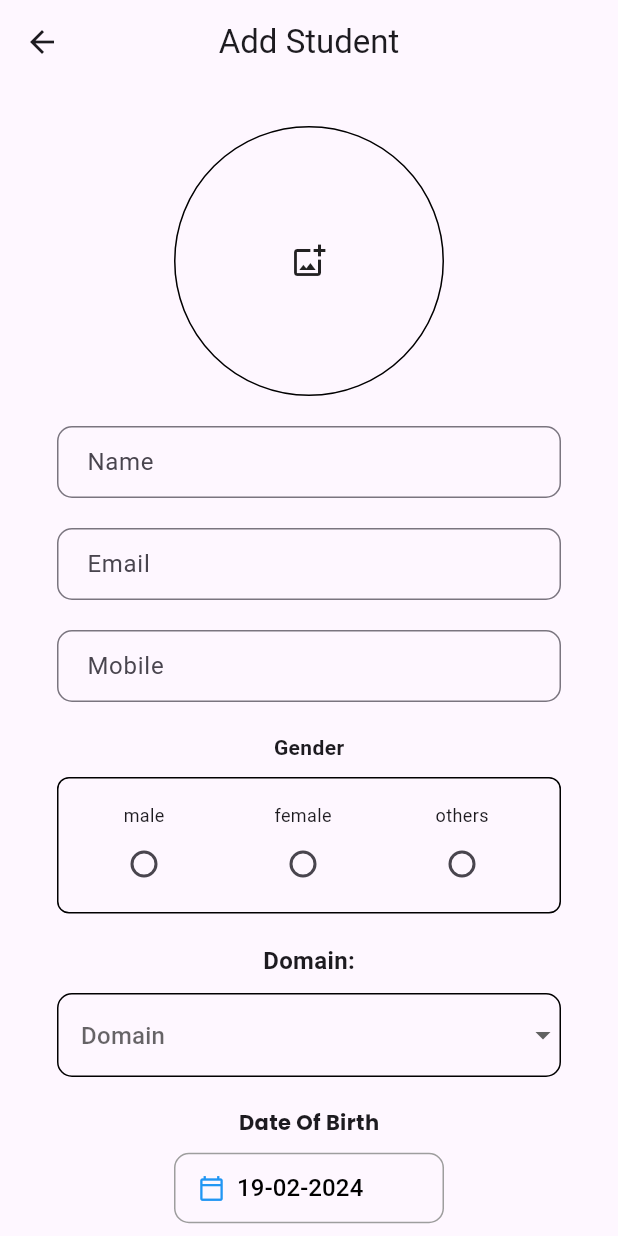
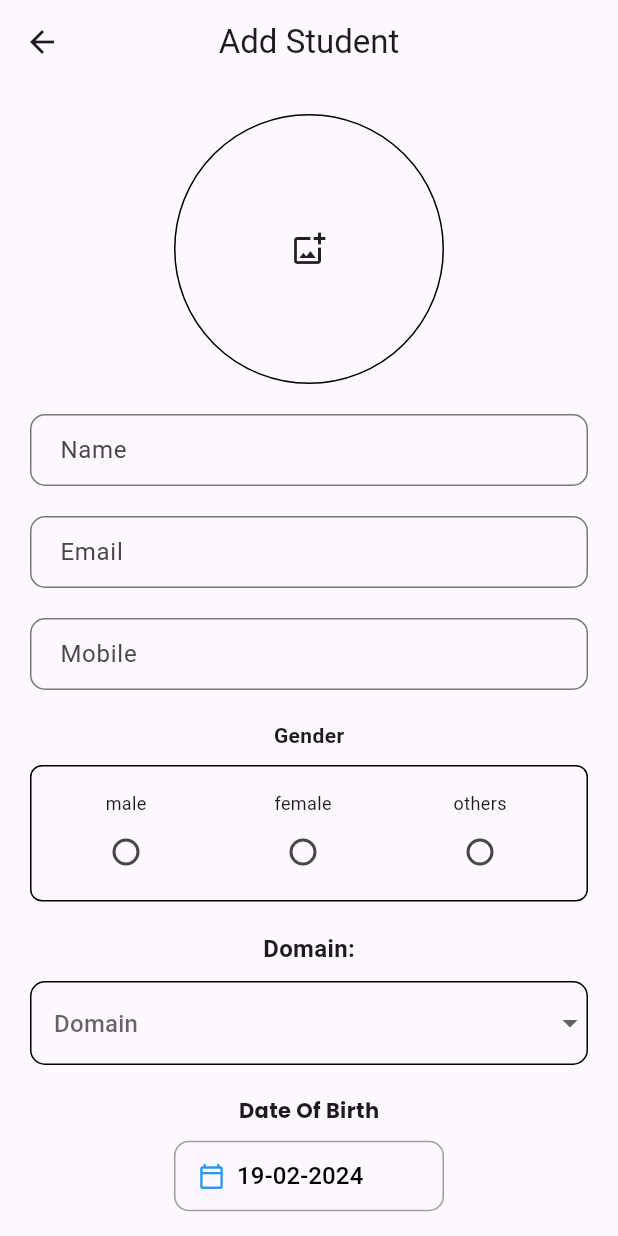
Before and after one commit to PVSarathKrishnan/student_log_getx, a Flutter app: the AddStudentPage screen opened directly, on a phone screen of 412 x 824 dp. Run offline on Flutter 3.47's test engine with Material 3 defaults, Android fonts, the phone set to English and light mode, and no system bars; our stand-ins replace flutter_slidable, get, google_fonts, hive, hive_flutter, image_picker; accounts and stored records are empty; network calls fail.

Commit message:
final styling

```diff
--- a/lib/presentation/add_student.dart
+++ b/lib/presentation/add_student.dart
@@ -9,7 +9,7 @@ import 'package:intl/intl.dart';
 import 'package:student_log_getx/data/models/student_model.dart';
 import 'package:student_log_getx/presentation/home_page.dart';
 import 'package:student_log_getx/presentation/utilities/validators.dart';
-import 'package:student_log_getx/presentation/view_data.dart';
+import 'package:student_log_getx/presentation/student_list.dart';
 import 'package:student_log_getx/services/db_functions.dart';
 import 'package:student_log_getx/services/student_helper.dart';
 
@@ -72,8 +72,6 @@ class _AddStudentPageState extends State<AddStudentPage> {
       ),
       body: SingleChildScrollView(
         padding: EdgeInsets.all(20.0),
-        child: Padding(
-          padding: const EdgeInsets.symmetric(horizontal: 18, vertical: 8),
         child: Form(
           key: _formKey,
           child: Column(
@@ -207,6 +205,7 @@ class _AddStudentPageState extends State<AddStudentPage> {
               ),
               SizedBox(height: 10.0),
               DropdownButtonFormField(
+                  // value: controller.domain?.value, // exception happening!!
                   validator: (value) {
                     if (value == null) {
                       return "select Domain";
@@ -225,8 +224,7 @@ class _AddStudentPageState extends State<AddStudentPage> {
                               const BorderSide(width: 1, color: Colors.black),
                           borderRadius: BorderRadius.circular(10.0))),
                   items: domainList.map((String domain) {
-                      return DropdownMenuItem(
-                          value: domain, child: Text(domain));
+                    return DropdownMenuItem(value: domain, child: Text(domain));
                   }).toList(),
                   onChanged: (String? domain) {
                     controller.getDomain(domain!);
@@ -235,8 +233,7 @@ class _AddStudentPageState extends State<AddStudentPage> {
               Column(
                 children: [
                   Text("Date Of Birth",
-                        style:
-                            GoogleFonts.poppins(fontWeight: FontWeight.bold)),
+                      style: GoogleFonts.poppins(fontWeight: FontWeight.bold)),
                   SizedBox(height: 10.0),
                   Obx(
                     () => Container(
@@ -263,8 +260,8 @@ class _AddStudentPageState extends State<AddStudentPage> {
                             (states) => const EdgeInsets.symmetric(
                                 horizontal: 16, vertical: 12), // Add padding
                           ),
-                            shape: MaterialStateProperty.all<
-                                RoundedRectangleBorder>(
+                          shape:
+                              MaterialStateProperty.all<RoundedRectangleBorder>(
                             RoundedRectangleBorder(
                               borderRadius: BorderRadius.circular(
                                   10.0), // Add rounded corners
@@ -303,20 +300,65 @@ class _AddStudentPageState extends State<AddStudentPage> {
               widget.isEdit
                   ? ElevatedButton.icon(
                       onPressed: () {
-                          edit(db = DateTime.parse(
-                              controller.dateOfBirth.toString()));
+                        edit(db =
+                            DateTime.parse(controller.dateOfBirth.toString()));
                       },
-                        icon: const Icon(Icons.update),
-                        label: const Text("Update"))
+                      style: ButtonStyle(
+                        backgroundColor:
+                            MaterialStateProperty.all<Color>(Colors.deepPurple),
+                        elevation: MaterialStateProperty.all<double>(3),
+                        shape: MaterialStateProperty.all<OutlinedBorder>(
+                          RoundedRectangleBorder(
+                            borderRadius: BorderRadius.circular(20.0),
+                          ),
+                        ),
+                        padding: MaterialStateProperty.all<EdgeInsetsGeometry>(
+                          EdgeInsets.symmetric(
+                              vertical: 15.0, horizontal: 40.0),
+                        ),
+                      ),
+                      icon: Icon(
+                        Icons.update,
+                        color: Colors.white,
+                        size: 25,
+                      ),
+                      label: Text(
+                        "Update",
+                        style: GoogleFonts.poppins(
+                            fontSize: 22,
+                            color: Colors.white,
+                            fontWeight: FontWeight.bold),
+                      ))
                   : ElevatedButton.icon(
                       onPressed: () {
-                          submit(db = DateTime.parse(
-                              controller.dateOfBirth.toString()));
+                        submit(db =
+                            DateTime.parse(controller.dateOfBirth.toString()));
                       },
-                        icon: const Icon(Icons.save),
-                        label: const Text("Register"))
+                      style: ButtonStyle(
+                        backgroundColor:
+                            MaterialStateProperty.all<Color>(Colors.deepPurple),
+                        elevation: MaterialStateProperty.all<double>(3),
+                        shape: MaterialStateProperty.all<OutlinedBorder>(
+                          RoundedRectangleBorder(
+                            borderRadius: BorderRadius.circular(20.0),
+                          ),
+                        ),
+                        padding: MaterialStateProperty.all<EdgeInsetsGeometry>(
+                          EdgeInsets.symmetric(
+                              vertical: 15.0, horizontal: 40.0),
+                        ),
+                      ),
+                      icon: Icon(
+                        Icons.save,
+                        color: Colors.white,
+                        size: 25,
+                      ),
+                      label: Text("Register",
+                          style: GoogleFonts.poppins(
+                              fontSize: 22,
+                              color: Colors.white,
+                              fontWeight: FontWeight.bold)))
             ],
-            ),
           ),
         ),
       ),
--- a/lib/presentation/home_page.dart
+++ b/lib/presentation/home_page.dart
@@ -5,7 +5,7 @@ import 'package:get/get.dart';
 import 'package:get/get_core/src/get_main.dart';
 import 'package:google_fonts/google_fonts.dart';
 import 'package:student_log_getx/presentation/add_student.dart';
-import 'package:student_log_getx/presentation/view_data.dart';
+import 'package:student_log_getx/presentation/student_list.dart';
 import 'package:student_log_getx/services/db_functions.dart';
 
 class HomePage extends StatefulWidget {
```
Also changed, not shown: lib/presentation/student_list.dart (renamed from lib/presentation/view_data.dart, +55 -33 lines). Lines whose indentation alone changed are shown as unchanged.
